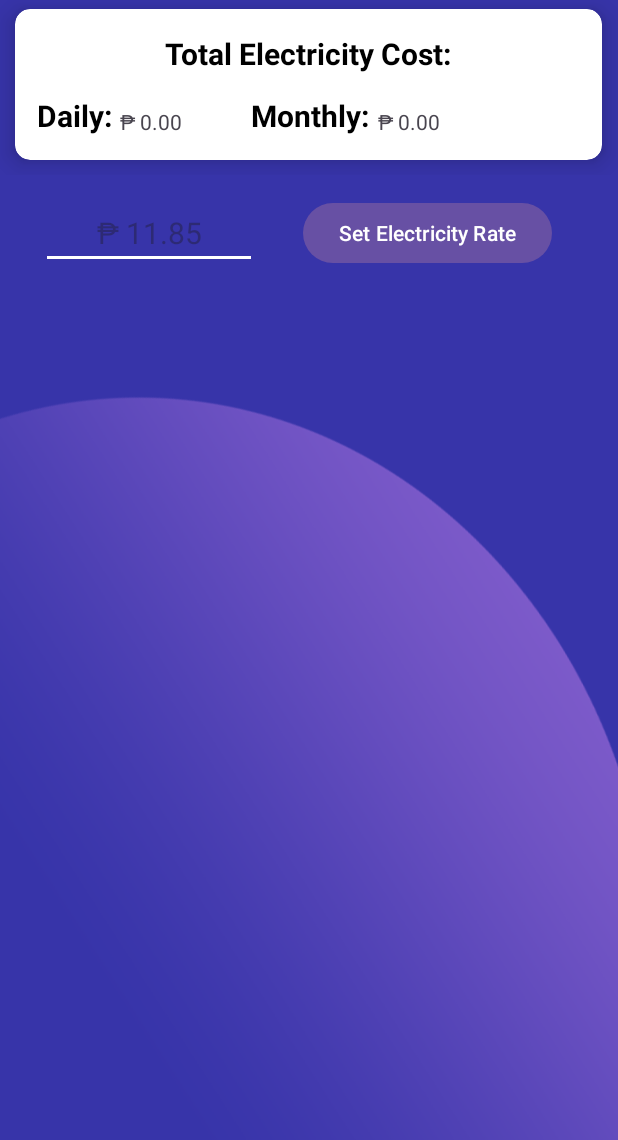
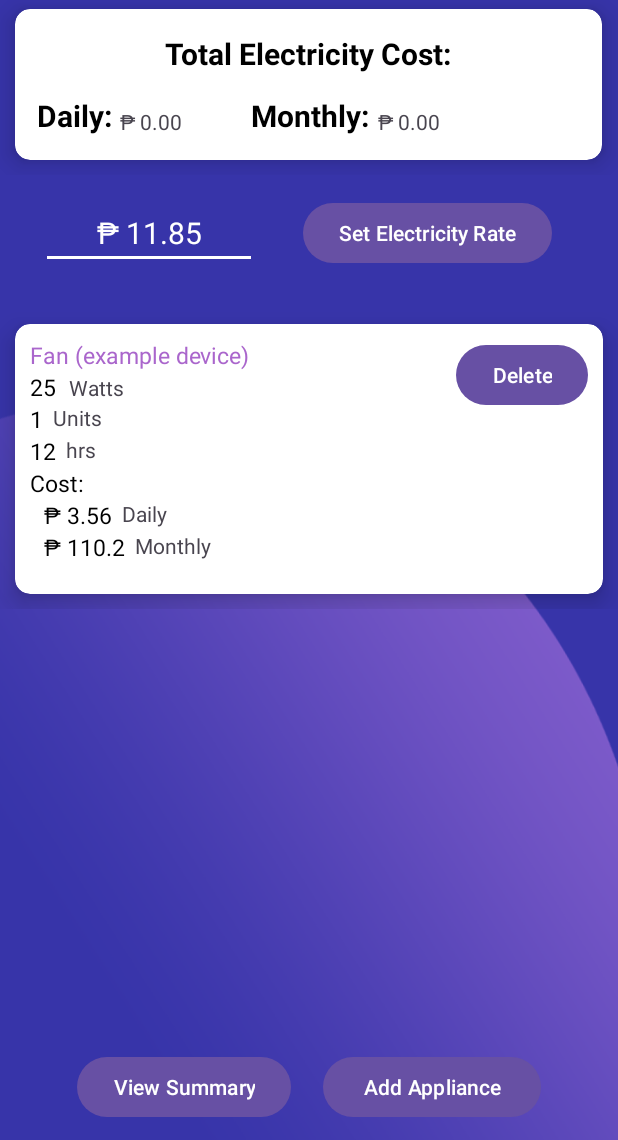
Before and after one commit to Thirdeyee1/Electric-Bill-Calculator-App, an Android app: the ManualActivity screen opened directly, with no data from a screen before it, after a tap on "Set Electricity Rate", on a phone screen of 412 x 824 dp, the part 96-1236 px from its top. Run offline under Robolectric (Android 15) with nearby library versions, the phone set to English and light mode, and no system bars.

Commit message:
Made changes in manual mode
changes in manual activity
changes in summary activity

```diff
--- a/app/src/main/java/com/example/softdev/ManualActivity.java
+++ b/app/src/main/java/com/example/softdev/ManualActivity.java
@@ -18,6 +18,7 @@ import android.widget.Toast;
 
 import androidx.appcompat.app.AlertDialog;
 import androidx.appcompat.app.AppCompatActivity;
+import androidx.core.content.ContextCompat;
 
 import java.io.Serializable;
 import java.text.DecimalFormat;
@@ -101,16 +102,30 @@ public class ManualActivity extends AppCompatActivity {
         // if ma pindot ang set rate button, do the ff:
         setRate.setOnClickListener(v -> {
 
+            removeExampleSlot();
             // get rate
             EditText rate = findViewById(R.id.rateEdit);
             r = rate.getText().toString();
 
+            double Rate = 11.85;
             // kung ni pindot sa button pero way sulod ang rate, display error nya balik sa top
-            if (r.equals("")) {
-                Toast.makeText(ManualActivity.this, "A value is required!", Toast.LENGTH_SHORT).show();
-                add.setVisibility(View.INVISIBLE);
-                return;
+            if (r.isEmpty()) {
+                r = String.valueOf(Rate);
+                rate.setHintTextColor(ContextCompat.getColor(ManualActivity.this, android.R.color.white)); // Set hint color to solid white
+                Toast.makeText(ManualActivity.this, "Using this rate 11.85", Toast.LENGTH_SHORT).show();
+            } else {
+                try {
+                    Rate = Double.parseDouble(r);
+                    rate.setText(String.format("₱ %.2f", Rate)); // Set text to ₱ user_input
+                    rate.setTextColor(ContextCompat.getColor(ManualActivity.this, android.R.color.white)); // Set text color to solid white
+                    rate.setHint(""); // Clear hint
+                } catch (NumberFormatException e) {
+                    // Handle the case where the input is not a valid number
+                    Toast.makeText(ManualActivity.this, "Invalid input for rate!", Toast.LENGTH_SHORT).show();
+                    return;
+                }
             }
+
 
             // set buttons to visible
             add.setVisibility(View.VISIBLE);
--- a/app/src/main/res/layout/card.xml
+++ b/app/src/main/res/layout/card.xml
@@ -8,7 +8,7 @@
 
     <RelativeLayout
         android:layout_width="match_parent"
-        android:layout_height="162dp">
+        android:layout_height="200dp">
 
         <androidx.cardview.widget.CardView
             android:layout_width="wrap_content"
@@ -22,7 +22,7 @@
 
             <RelativeLayout
                 android:layout_width="match_parent"
-                android:layout_height="139dp"
+                android:layout_height="180dp"
                 android:padding="10dp">
 
                 <TextView
@@ -79,47 +79,51 @@
                     android:id="@+id/costLabel"
                     android:layout_width="wrap_content"
                     android:layout_height="wrap_content"
-                    android:layout_alignParentBottom="true"
-                    android:layout_marginBottom="10dp"
-                    android:text="@string/label_cost" />
+                    android:layout_below="@id/hrsDaily"
+                    android:text="Cost:"
+                    android:textColor="#000000"
+                    android:textFontWeight="1000"
+                    android:textSize="15sp"
+                    tools:targetApi="p" />
 
                 <TextView
                     android:id="@+id/costDaily"
                     android:layout_width="wrap_content"
                     android:layout_height="wrap_content"
-                    android:layout_alignParentBottom="true"
-                    android:layout_centerHorizontal="false"
-                    android:layout_marginBottom="10dp"
-                    android:layout_toEndOf="@id/costLabel"
-                    android:text="d"
-                    tools:ignore="HardcodedText" />
+                    android:layout_below="@id/costLabel"
+                    android:text="Daily "
+                    android:layout_marginLeft="5dp"
+                    android:textColor="#000000"
+                    android:textFontWeight="1000"
+                    android:textSize="15sp"
+                    tools:targetApi="p" />
 
                 <TextView
                     android:id="@+id/dailyLabel"
-                    android:layout_width="47dp"
+                    android:layout_width="wrap_content"
                     android:layout_height="wrap_content"
-                    android:layout_alignParentBottom="true"
-                    android:layout_marginBottom="10dp"
+                    android:layout_below="@id/costLabel"
                     android:layout_toEndOf="@id/costDaily"
-                    android:text="@string/label_dailyS" />
+                    android:text="  Daily" />
 
                 <TextView
                     android:id="@+id/costMonthly"
                     android:layout_width="wrap_content"
                     android:layout_height="wrap_content"
-                    android:layout_alignParentBottom="true"
-                    android:layout_marginBottom="10dp"
-                    android:layout_toEndOf="@id/dailyLabel"
-                    android:text="m"
-                    tools:ignore="HardcodedText" />
+                    android:layout_below="@id/costDaily"
+                    android:text="Monthly"
+                    android:textColor="#000000"
+                    android:layout_marginLeft="5dp"
+                    android:textFontWeight="1000"
+                    android:textSize="15sp"
+                    tools:targetApi="p" />
 
                 <TextView
-                    android:layout_width="73dp"
+                    android:layout_width="wrap_content"
                     android:layout_height="wrap_content"
-                    android:layout_alignParentBottom="true"
-                    android:layout_marginBottom="10dp"
+                    android:layout_below="@id/costDaily"
                     android:layout_toEndOf="@id/costMonthly"
-                    android:text="@string/label_monthlyS" />
+                    android:text="  Monthly" />
 
                 <TextView
                     android:layout_width="wrap_content"
@@ -128,21 +132,21 @@
                     android:layout_marginStart="2dp"
                     android:layout_marginTop="1dp"
                     android:layout_toEndOf="@id/load"
-                    android:text="@string/label_load" />
+                    android:text="  Watts" />
 
                 <TextView
                     android:layout_width="wrap_content"
                     android:layout_height="wrap_content"
                     android:layout_alignTop="@id/quantity"
                     android:layout_toEndOf="@id/quantity"
-                    android:text="@string/label_quantity" />
+                    android:text="  Units" />
 
                 <TextView
                     android:layout_width="wrap_content"
                     android:layout_height="wrap_content"
                     android:layout_alignTop="@id/hrsDaily"
                     android:layout_toEndOf="@id/hrsDaily"
-                    android:text="@string/label_hour" />
+                    android:text="  hrs" />
 
             </RelativeLayout>
         </androidx.cardview.widget.CardView>
```
Also changed, not shown: app/src/main/java/com/example/softdev/summary.java (+21 -0 lines), app/src/main/res/layout/activity_summary.xml (+19 -8 lines).
